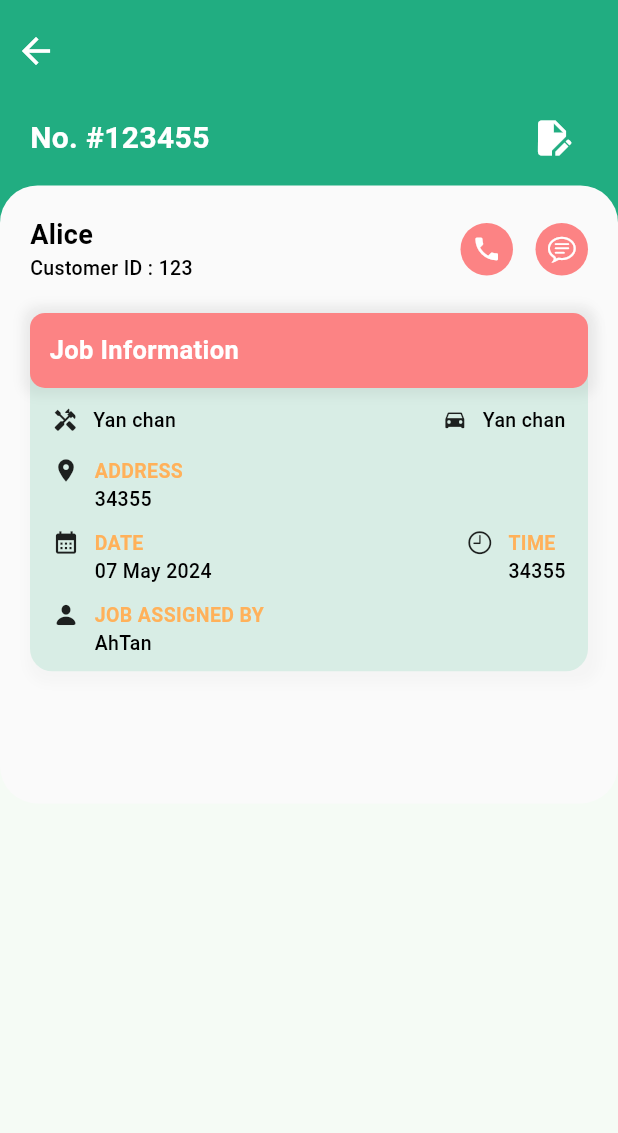
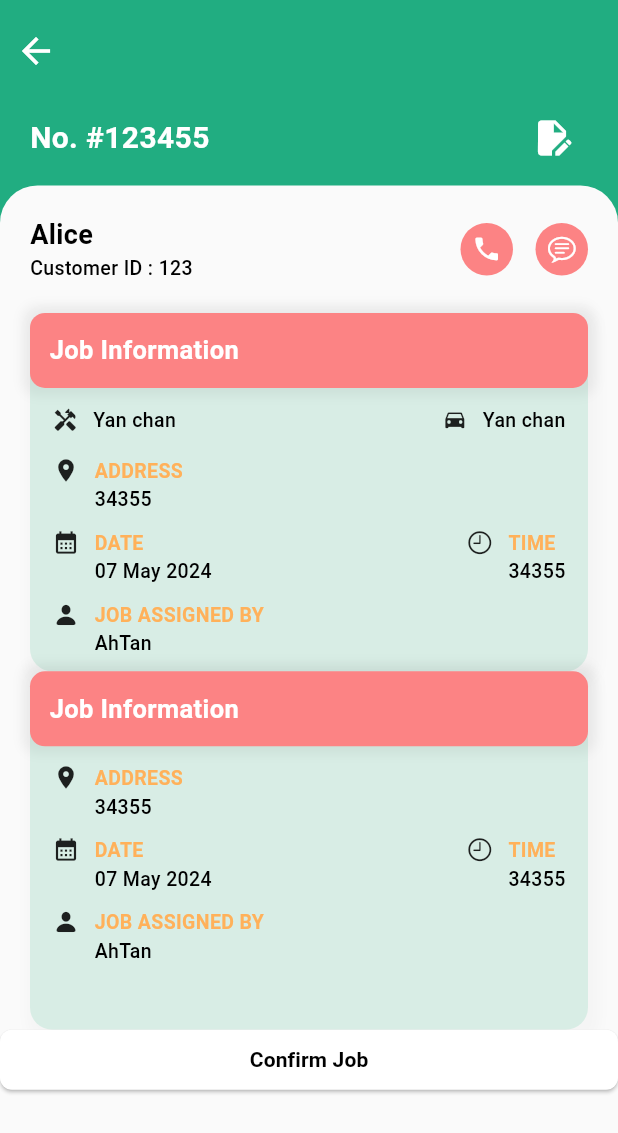
Before and after one commit to UnidboxIT/UnidboxApp, a Flutter app: the JobOrderDetailScreen screen opened directly, on a phone screen of 412 x 824 dp. Shown: the top 1133 px of the screen. Run offline on Flutter 3.47's test engine with Material 3 defaults, Android fonts, the phone set to English and light mode, and no system bars; our stand-ins replace cached_network_image, dropdown_button2, focus_detector_v2, get, get_storage, image_picker and 4 more; missing offline and left inert: syncfusion_flutter_barcodes; accounts and stored records are empty.

Commit message:
job order

```diff
--- a/lib/controllers/notification_controller.dart
+++ b/lib/controllers/notification_controller.dart
@@ -2,6 +2,7 @@ import 'dart:convert';
 import 'package:get/get.dart';
 import 'package:http/http.dart' as http;
 import 'package:unidbox_app/services/noti_service.dart';
+import 'package:unidbox_app/utils/commons/super_print.dart';
 import '../models/noti.dart';
 
 class NotificationController extends GetxController {
@@ -16,9 +17,12 @@ class NotificationController extends GetxController {
   }
 
   Future<void> getAllNotiReminder() async {
+    isReminderLoading = true;
+    update();
     try {
       http.Response response = await NotiService.notiReminder();
       var result = jsonDecode(response.body);
+      superPrint(result);
       notiList.clear();
       if (response.statusCode == 200 || response.statusCode == 201) {
         Iterable dataList = result['result']['records'];
@@ -27,6 +31,7 @@ class NotificationController extends GetxController {
         }
       }
     } catch (e) {}
+    isReminderLoading = false;
     update();
   }
 }
--- a/lib/views/screens/home_screens/widgets/important_reminder_widget.dart
+++ b/lib/views/screens/home_screens/widgets/important_reminder_widget.dart
@@ -35,13 +35,16 @@ class ImportantReminderWidget extends StatelessWidget {
                 color: Colors.white,
               ),
               const SizedBox(height: 10),
-              ListView.separated(
+              controller.notiList.isEmpty
+                  ? textWidget("No Important Reminder")
+                  : ListView.separated(
                       shrinkWrap: true,
                       itemBuilder: (context, index) {
-                  if (controller.notiList.isEmpty) {
-                    return shimmerReminderWidget();
-                  }
-                  return buildReminderTextWidget(controller.notiList[index]);
+                        // if (controller.isReminderLoading) {
+                        //   return shimmerReminderWidget();
+                        // }
+                        return buildReminderTextWidget(
+                            controller.notiList[index]);
                       },
                       separatorBuilder: (context, index) {
                         return const SizedBox(height: 5);
@@ -72,8 +75,8 @@ class ImportantReminderWidget extends StatelessWidget {
       child: Row(
         children: [
           Shimmer.fromColors(
-            baseColor: Colors.grey.shade200,
-            highlightColor: Colors.grey.shade100,
+            baseColor: Colors.grey.shade100,
+            highlightColor: Colors.grey.shade50,
             child: Container(
               width: 20.w,
               height: 30,
@@ -85,7 +88,7 @@ class ImportantReminderWidget extends StatelessWidget {
           ),
           const SizedBox(width: 5),
           Shimmer.fromColors(
-            baseColor: Colors.grey.shade200,
+            baseColor: Colors.grey.shade100,
             highlightColor: Colors.white,
             child: Container(
               width: 2.w,
@@ -98,7 +101,7 @@ class ImportantReminderWidget extends StatelessWidget {
           ),
           const SizedBox(width: 5),
           Shimmer.fromColors(
-            baseColor: Colors.grey.shade200,
+            baseColor: Colors.grey.shade100,
             highlightColor: Colors.white,
             child: Container(
               width: 50.w,
--- a/lib/views/screens/job_order_update/job_order_detail_screen.dart
+++ b/lib/views/screens/job_order_update/job_order_detail_screen.dart
@@ -1,6 +1,8 @@
 import 'package:flutter/material.dart';
 import 'package:responsive_sizer/responsive_sizer.dart';
 import 'package:unidbox_app/utils/commons/super_scaffold.dart';
+import 'package:unidbox_app/views/screens/job_order_update/widgets/job_order_detail/job_detail_widget.dart';
+import 'package:unidbox_app/views/widgets/button/button_widget.dart';
 
 import '../../../utils/constant/app_color.dart';
 import 'widgets/job_order_detail/job_information_widget.dart';
@@ -37,15 +39,20 @@ class JobOrderDetailScreen extends StatelessWidget {
 
   Widget jobOrderDetailBodyWidget() {
     return Container(
-      height: 50.h,
+      width: 100.w,
+      height: 100.h,
       decoration: BoxDecoration(
         color: AppColor.bgColor,
         borderRadius: BorderRadius.circular(25),
       ),
       child: ListView(
+        shrinkWrap: true,
         children: [
           partnerWidget(),
           const JobOrderInfoWidget(),
+          const JobOrderDetailWidget(),
+          SizedBox(
+              width: 10, height: 40, child: buttonWidget("Confirm Job", () {}))
         ],
       ),
     );
--- a/lib/views/screens/job_order_update/widgets/job_order_detail/job_detail_widget.dart
+++ b/lib/views/screens/job_order_update/widgets/job_order_detail/job_detail_widget.dart
@@ -1,10 +1,118 @@
+import 'package:flutter/cupertino.dart';
 import 'package:flutter/material.dart';
+import 'package:intl/intl.dart';
+import 'package:responsive_sizer/responsive_sizer.dart';
+import 'package:unidbox_app/utils/constant/app_color.dart';
+import 'package:unidbox_app/views/widgets/text_widget.dart';
 
 class JobOrderDetailWidget extends StatelessWidget {
   const JobOrderDetailWidget({super.key});
 
   @override
   Widget build(BuildContext context) {
-    return Container();
+    return Container(
+      padding: const EdgeInsets.symmetric(horizontal: 20),
+      child: Stack(
+        children: [
+          Container(
+            width: 100.w,
+            height: 29.h,
+            decoration: BoxDecoration(
+              color: AppColor.bottomSheetBgColor,
+              borderRadius: BorderRadius.circular(15),
+              boxShadow: [
+                BoxShadow(
+                  color: Colors.black.withOpacity(0.02),
+                  blurRadius: 5,
+                  spreadRadius: 5,
+                  offset: const Offset(3, 3),
+                )
+              ],
+            ),
+            child: Transform.translate(
+              offset: Offset(0, 7.5.h),
+              child: Padding(
+                padding: const EdgeInsets.symmetric(horizontal: 15),
+                child: Column(
+                  children: [
+                    eachTextAndIconWidget(
+                      Icons.location_on,
+                      "Address",
+                      "34355",
+                    ),
+                    const SizedBox(height: 10),
+                    Row(
+                      children: [
+                        eachTextAndIconWidget(
+                          Icons.calendar_month,
+                          "Date",
+                          DateFormat("dd MMM yyy").format(DateTime.now()),
+                        ),
+                        const Spacer(),
+                        eachTextAndIconWidget(
+                          CupertinoIcons.clock,
+                          "Time",
+                          "34355",
+                        ),
+                      ],
+                    ),
+                    const SizedBox(height: 10),
+                    eachTextAndIconWidget(
+                      CupertinoIcons.person_fill,
+                      "Job Assigned By",
+                      "AhTan ",
+                    )
+                  ],
+                ),
+              ),
+            ),
+          ),
+          Container(
+            width: 100.w,
+            padding: const EdgeInsets.symmetric(horizontal: 13, vertical: 13),
+            decoration: BoxDecoration(
+                color: AppColor.pinkColor,
+                borderRadius: BorderRadius.circular(10),
+                boxShadow: [
+                  BoxShadow(
+                      color: Colors.black.withOpacity(0.05),
+                      blurRadius: 5,
+                      spreadRadius: 5)
+                ]),
+            child: textWidget(
+              "Job Information",
+              color: Colors.white,
+              fontWeight: FontWeight.bold,
+              size: 17,
+            ),
+          ),
+        ],
+      ),
+    );
+  }
+
+  Widget eachTextAndIconWidget(IconData iconData, String title, String text) {
+    return Row(
+      crossAxisAlignment: CrossAxisAlignment.start,
+      children: [
+        Icon(
+          iconData,
+          size: 18,
+        ),
+        const SizedBox(width: 10),
+        Column(
+          crossAxisAlignment: CrossAxisAlignment.start,
+          children: [
+            textWidget(
+              title.toUpperCase(),
+              color: AppColor.orangeColor,
+              fontWeight: FontWeight.bold,
+              size: 13,
+            ),
+            textWidget(text, size: 13, fontWeight: FontWeight.w500),
+          ],
+        ),
+      ],
+    );
   }
 }
```
Lines whose indentation alone changed are shown as unchanged.
